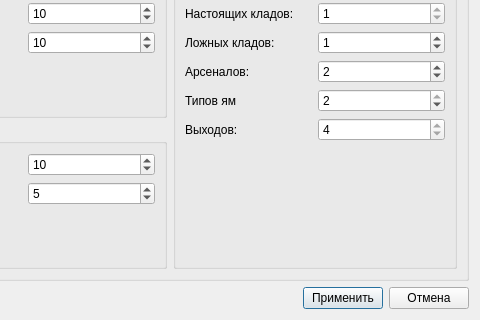
Before: the Qt Designer form source/App/settingswindow.ui in LeNeuner/Labyrinth, drawn with Qt 5; both pictures show x 140 to 620 and y 95 to 415 of the 620 by 415 pixel window.
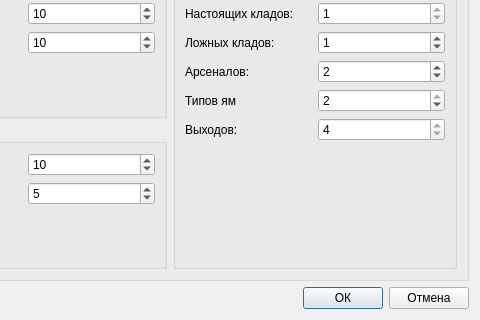
After: the same form once the commit is applied.

Diff of the .ui file:
```diff
--- a/source/App/settingswindow.ui
+++ b/source/App/settingswindow.ui
@@ -372,7 +372,7 @@
      <item>
       <widget class="QPushButton" name="bAccept">
        <property name="text">
-        <string>Применить</string>
+        <string>ОК</string>
        </property>
       </widget>
      </item>
```
Left out of the diff: 8 changed lines with no effect on the pictures.
